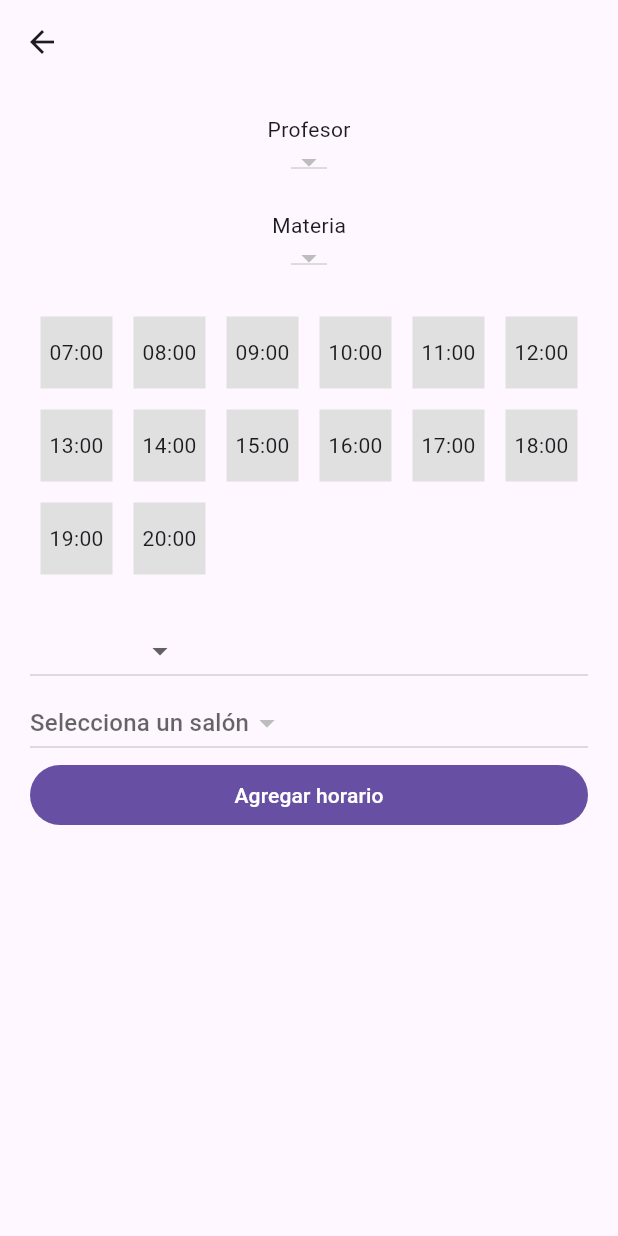
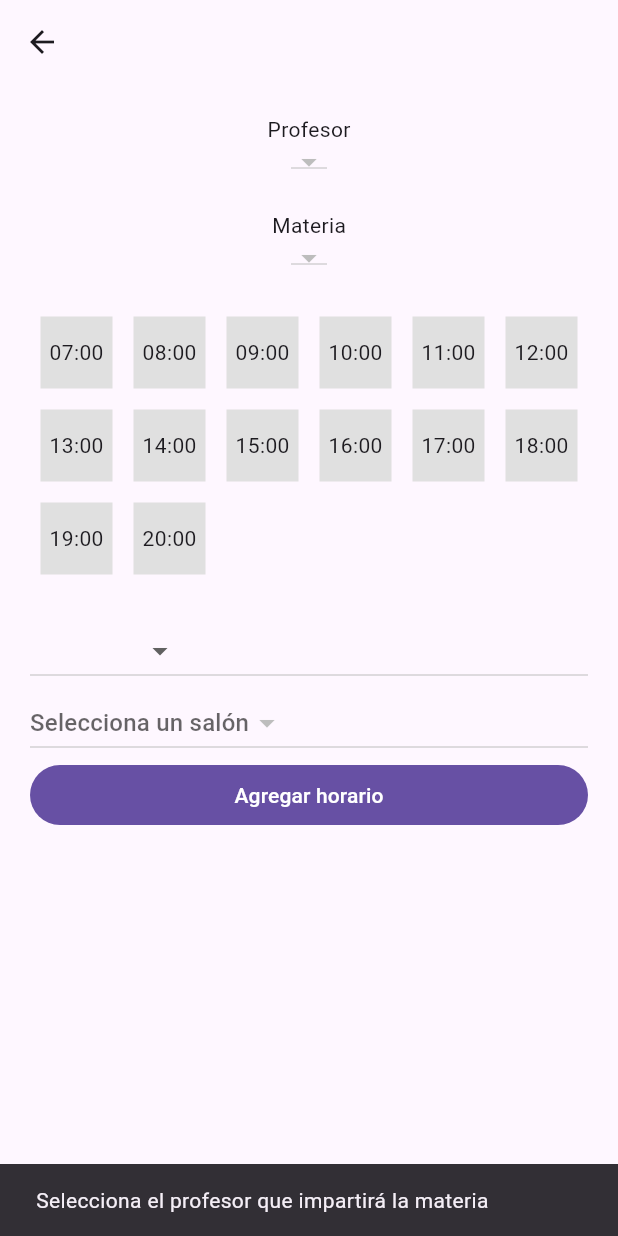
Before and after one commit to rojasaguilar/u3_p2_checador_asistencia, a Flutter app: the Addhorario screen opened directly with empty values, after a tap on "Agregar horario", on a phone screen of 412 x 824 dp. Run offline on Flutter 3.47's test engine with Material 3 defaults, Android fonts, the phone set to English and light mode, and no system bars; our stand-ins replace sqflite; accounts and stored records are empty.

Commit message:
can add horarios

```diff
--- a/lib/pages/addHorario.dart
+++ b/lib/pages/addHorario.dart
@@ -1,7 +1,9 @@
 import 'package:flutter/material.dart';
+import 'package:u3_p2_checador_asistencia/controllers/controllerHorario.dart';
 import 'package:u3_p2_checador_asistencia/controllers/controllerMateria.dart';
 import 'package:u3_p2_checador_asistencia/controllers/controllerProfesor.dart';
 import 'package:u3_p2_checador_asistencia/components/gridHours.dart';
+import 'package:u3_p2_checador_asistencia/models/horario.dart';
 import 'package:u3_p2_checador_asistencia/models/materia.dart';
 import 'package:u3_p2_checador_asistencia/models/profesor.dart';
 
@@ -16,6 +18,7 @@ class Addhorario extends StatefulWidget {
 class _AddhorarioState extends State<Addhorario> {
   ControllerProfesor controllerProfesor = ControllerProfesor();
   ControllerMateria controllerMateria = ControllerMateria();
+  ControllerHorario controllerHorario = ControllerHorario();
 
   List<Profesor> profesores = [];
   List<Materia> materias = [];
@@ -27,12 +30,12 @@ class _AddhorarioState extends State<Addhorario> {
   String? salon;
 
   Map<String, List<String>> edificiosAulas = {
-    "UD": ['A','B','C','D'],
-    'UVP': ['E','F','G','H'],
-    'LAB': ['L1','L2','L3'],
-    'BASTON': ['A1','A2','A3','A4','A5'],
-    'LICBI': ['J','K','L','M','N'],
-    'MECALAB': ['J1','J2','K1','K2','K3'],
+    "UD": ['A', 'B', 'C', 'D'],
+    'UVP': ['E', 'F', 'G', 'H'],
+    'LAB': ['L1', 'L2', 'L3'],
+    'BASTON': ['A1', 'A2', 'A3', 'A4', 'A5'],
+    'LICBI': ['J', 'K', 'L', 'M', 'N'],
+    'MECALAB': ['J1', 'J2', 'K1', 'K2', 'K3'],
   };
 
   @override
@@ -47,7 +50,9 @@ class _AddhorarioState extends State<Addhorario> {
   Widget build(BuildContext context) {
     return Scaffold(
       appBar: AppBar(),
-      body: Padding(padding: EdgeInsets.all(20), child: ListView(
+      body: Padding(
+        padding: EdgeInsets.all(20),
+        child: ListView(
           children: [
             //PROFESOR
             Container(
@@ -133,22 +138,17 @@ class _AddhorarioState extends State<Addhorario> {
 
             //SALON
             DropdownButton<String>(
-            value: (salon != null && edificiosAulas[edificio]?.contains(salon) == true)
+              value:
+                  (salon != null &&
+                      edificiosAulas[edificio]?.contains(salon) == true)
                   ? salon
                   : null, // Evita error si el salón anterior ya no existe
               hint: const Text("Selecciona un salón"),
               items: (edificio == null || edificio!.isEmpty)
                   ? []
-                : edificiosAulas[edificio]!
-                .map(
-                  (s) {
-                return DropdownMenuItem<String>(
-                  value: s,
-                  child: Text(s),
-                );
-              },
-            )
-                .toList(),
+                  : edificiosAulas[edificio]!.map((s) {
+                      return DropdownMenuItem<String>(value: s, child: Text(s));
+                    }).toList(),
               onChanged: (x) {
                 setState(() {
                   salon = x;
@@ -157,12 +157,55 @@ class _AddhorarioState extends State<Addhorario> {
             ),
 
             //AGREGAR HORARIO
-          FilledButton(onPressed: () {
+            FilledButton(
+              onPressed: () {
                 //LOGICA AGREGAR HORARIO
+                if (!validarInputs()) return;
+
+                Horario h = Horario(
+                  NPROFESOR: profesorSeleccionado!.NPROFESOR,
+                  NMAT: materiaSeleccionada!.NMAT,
+                  HORA: horaSeleccionada!,
+                  EDIFICIO: edificio!,
+                  SALON: salon!,
+                );
+
+                controllerHorario.insertarHorario(h).then((r) {
+                  if (r < 1) {
+                    ScaffoldMessenger.of(context).showSnackBar(
+                      SnackBar(
+                        content: Row(
+                          children: [
+                            Icon(Icons.cancel_outlined, color: Colors.red),
+                            SizedBox(width: 4),
+                            Text("No se pudo registrar el horario"),
+                          ],
+                        ),
+                      ),
+                    );
+                    return;
+                  }
+                  ScaffoldMessenger.of(context).showSnackBar(
+                    SnackBar(
+                      content: Row(
+                        children: [
+                          Icon(Icons.check_outlined, color: Colors.green),
+                          SizedBox(width: 4),
+                          Text("Horario registrado correctamente"),
+                        ],
+                      ),
+                    ),
+                  );
                   widget.onAdd();
-          }, child: Text("Agregar horario")),
+                  Navigator.pop(context);
+                  return;
+                });
+              },
+              child: Text("Agregar horario"),
+            ),
           ],
-      ),)
+        ),
+      ),
     );
   }
 
@@ -179,4 +222,57 @@ class _AddhorarioState extends State<Addhorario> {
       materias = data;
     });
   }
+
+  bool validarInputs() {
+    if (profesorSeleccionado == null) {
+      ScaffoldMessenger.of(context).showSnackBar(
+        SnackBar(
+          content: Text("Selecciona el profesor que impartirá la materia"),
+        ),
+      );
+      return false;
     }
+
+    if (materiaSeleccionada == null) {
+      ScaffoldMessenger.of(context).showSnackBar(
+        SnackBar(content: Text("Selecciona la materia que se impartirá")),
+      );
+      return false;
+    }
+
+    if (horaSeleccionada == null) {
+      ScaffoldMessenger.of(context).showSnackBar(
+        SnackBar(
+          content: Text(
+            "Selecciona una hora en la que se impartirá la materia",
+          ),
+        ),
+      );
+      return false;
+    }
+
+    if (edificio == null) {
+      ScaffoldMessenger.of(context).showSnackBar(
+        SnackBar(
+          content: Text(
+            "Selecciona el edificio en el que se impartirá la materia",
+          ),
+        ),
+      );
+      return false;
+    }
+
+    if (salon == null) {
+      ScaffoldMessenger.of(context).showSnackBar(
+        SnackBar(
+          content: Text(
+            "Selecciona el salon en el que se impartirá la materia",
+          ),
+        ),
+      );
+      return false;
+    }
+
+    return true;
+  }
+}
```
Lines whose indentation alone changed are shown as unchanged.
